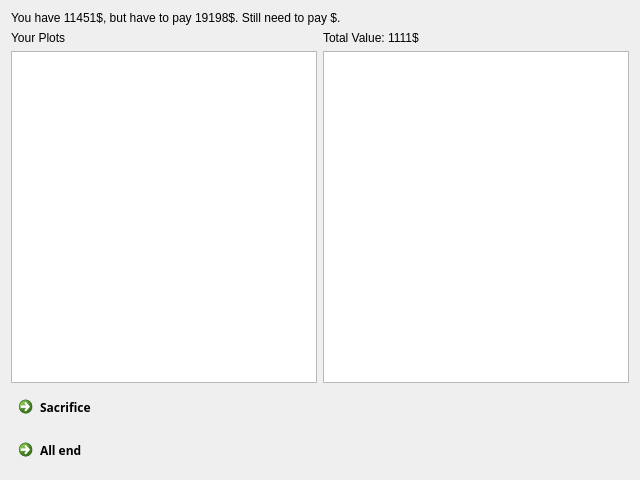
Above: frontend/sellwidget.ui from Azusagawa-Sakuta/monopoly before the change. Below: the same form after it.
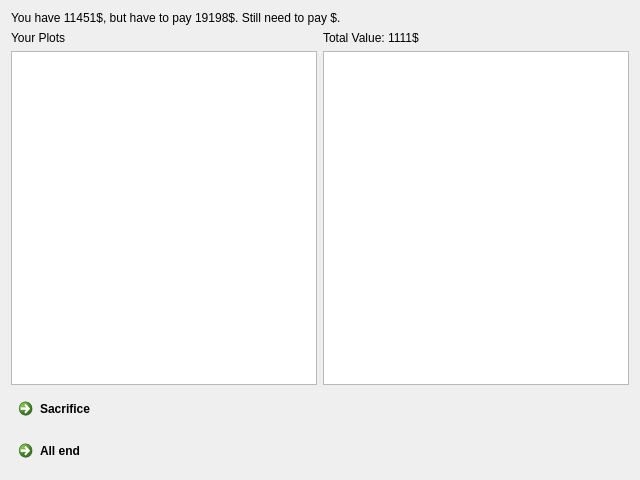
That is the form after the change.

```diff
--- a/frontend/sellwidget.ui
+++ b/frontend/sellwidget.ui
@@ -49,7 +49,7 @@
     <widget class="QCommandLinkButton" name="sellButton">
      <property name="font">
       <font>
-       <family>Source Code Pro</family>
+       <family>Segoe UI</family>
       </font>
      </property>
      <property name="text">
@@ -61,7 +61,7 @@
     <widget class="QCommandLinkButton" name="cancelButton">
      <property name="font">
       <font>
-       <family>Source Code Pro</family>
+       <family>Segoe UI</family>
       </font>
      </property>
      <property name="text">
```
Left out of the diff: 2 changed lines with no effect on the pictures.
